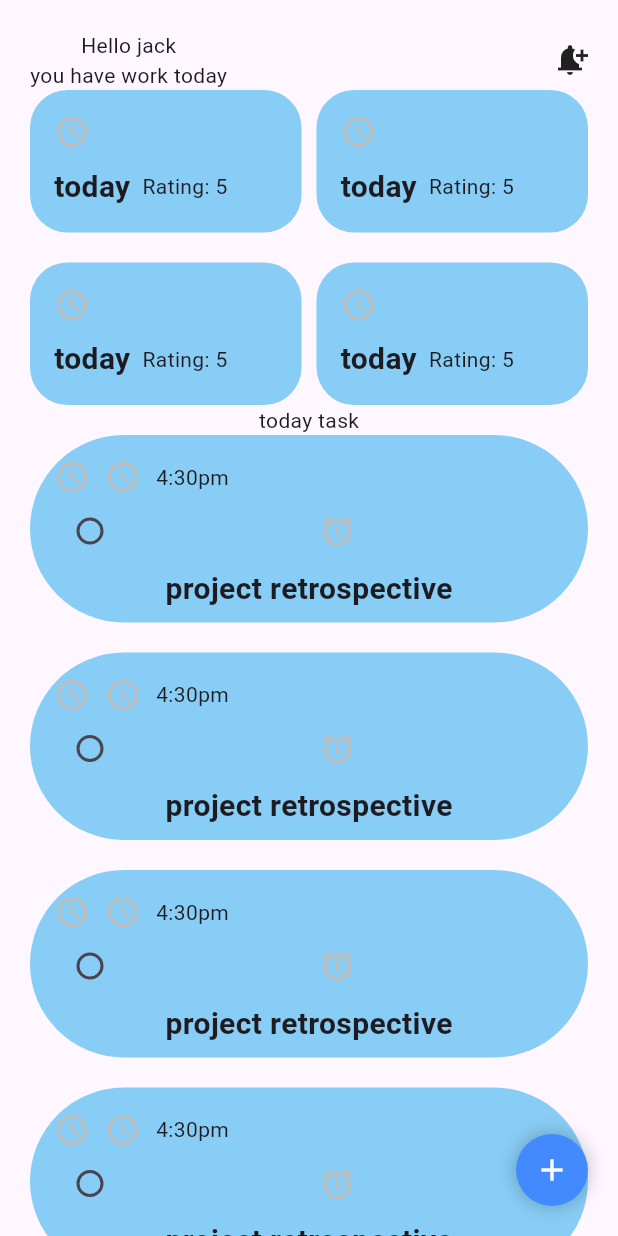
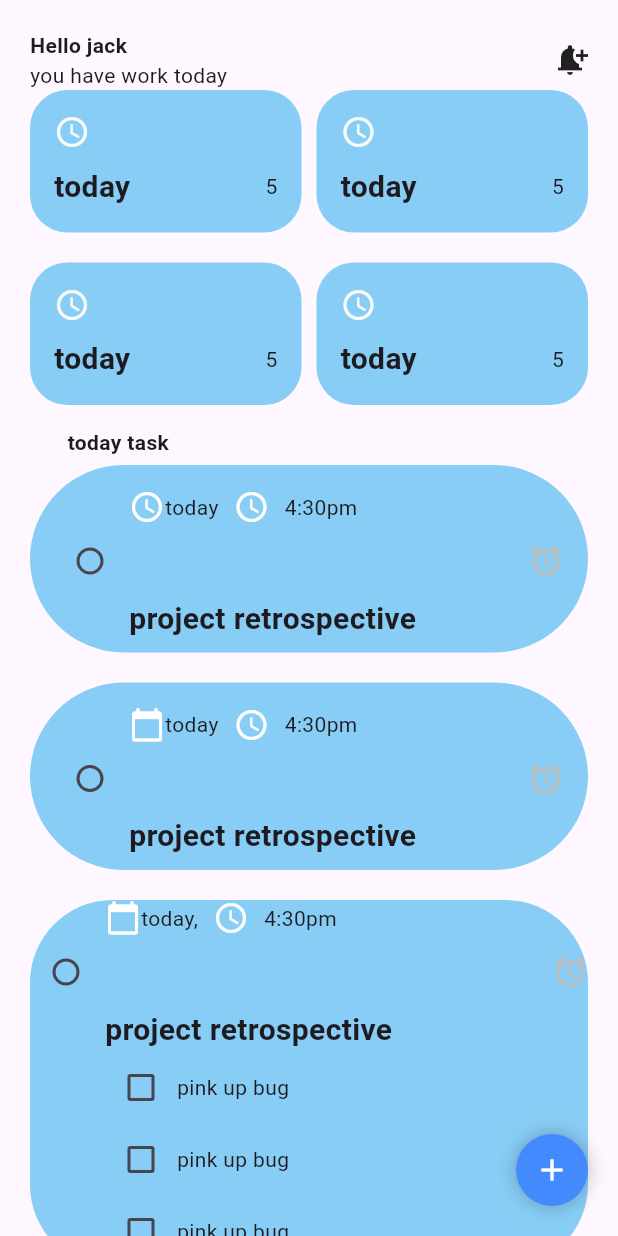
Before and after one commit to KALU56/friday_code_night, a Flutter app: the screen it shows after launch, on a phone screen of 412 x 824 dp. Run offline on Flutter 3.47's test engine with Material 3 defaults, Android fonts, the phone set to English and light mode, and no system bars; our stand-ins replace google_fonts.

Commit message:
feat: add check boxs,modfy padding all

```diff
--- a/todo/lib/screens/home.dart
+++ b/todo/lib/screens/home.dart
@@ -17,13 +17,17 @@ class _HomeState extends State<Home> {
         child:Padding(
           padding: const EdgeInsets.all(20.0),
           child: Column(
+            crossAxisAlignment: CrossAxisAlignment.start,
+            mainAxisAlignment: MainAxisAlignment.start,
+
             children: [
               Row(
                 mainAxisAlignment: MainAxisAlignment.spaceBetween,
                 children: [
                   Column(
+                    crossAxisAlignment: CrossAxisAlignment.start,
                     children: [
-                      Text('Hello jack'),
+                      Text('Hello jack',style: TextStyle(fontWeight: FontWeight.bold),),
                       Text('you have work today')
                     ],
                   ),
@@ -49,16 +53,17 @@ class _HomeState extends State<Home> {
                         child: Column(
                           crossAxisAlignment: CrossAxisAlignment.start,
                           children: [
-                             Icon(Icons.access_time, color: const Color.fromARGB(255, 189, 189, 188)),
+                             Icon(Icons.access_time, color: const Color.fromARGB(255, 250, 250, 248)),
                              SizedBox(height: 10),
                             Row(
+                              mainAxisAlignment: MainAxisAlignment.spaceBetween,
                               children: [
 
                                 Text("today", style: TextStyle(fontSize: 20, fontWeight: FontWeight.bold)),
 
 
                                 SizedBox(width: 8),
-                                Text("Rating: 5"),
+                                Text(" 5"),
                               ],
                             ),
                           ],
@@ -79,16 +84,17 @@ class _HomeState extends State<Home> {
                         child: Column(
                           crossAxisAlignment: CrossAxisAlignment.start,
                           children: [
-                             Icon(Icons.access_time, color: const Color.fromARGB(255, 189, 189, 188)),
+                             Icon(Icons.access_time, color: const Color.fromARGB(255, 250, 250, 248)),
                              SizedBox(height: 10),
                             Row(
+                              mainAxisAlignment: MainAxisAlignment.spaceBetween,
                               children: [
 
                                 Text("today", style: TextStyle(fontSize: 20, fontWeight: FontWeight.bold)),
 
 
                                 SizedBox(width: 8),
-                                Text("Rating: 5"),
+                                Text(" 5"),
                               ],
                             ),
                           ],
@@ -118,16 +124,17 @@ class _HomeState extends State<Home> {
                         child: Column(
                           crossAxisAlignment: CrossAxisAlignment.start,
                           children: [
-                             Icon(Icons.access_time, color: const Color.fromARGB(255, 189, 189, 188)),
+                             Icon(Icons.access_time, color: const Color.fromARGB(255, 250, 250, 248)),
                              SizedBox(height: 10),
                             Row(
+                              mainAxisAlignment: MainAxisAlignment.spaceBetween,
                               children: [
 
                                 Text("today", style: TextStyle(fontSize: 20, fontWeight: FontWeight.bold)),
 
 
-                                SizedBox(width: 8),
-                                Text("Rating: 5"),
+
+                                Text("5"),
                               ],
                             ),
                           ],
@@ -148,16 +155,17 @@ class _HomeState extends State<Home> {
                         child: Column(
                           crossAxisAlignment: CrossAxisAlignment.start,
                           children: [
-                             Icon(Icons.access_time, color: const Color.fromARGB(255, 189, 189, 188)),
+                             Icon(Icons.access_time, color: const Color.fromARGB(255, 250, 250, 248)),
                              SizedBox(height: 10),
                             Row(
+                              mainAxisAlignment: MainAxisAlignment.spaceBetween,
                               children: [
 
                                 Text("today", style: TextStyle(fontSize: 20, fontWeight: FontWeight.bold)),
 
 
-                                SizedBox(width: 8),
-                                Text("Rating: 5"),
+
+                                Text(" 5"),
                               ],
                             ),
                           ],
@@ -167,8 +175,12 @@ class _HomeState extends State<Home> {
 
                                   ],),
 
-
-                Text('today task'),
+               SizedBox(height: 15,),
+                Padding(
+                  padding: const EdgeInsets.only(left: 25),
+                  child: Text('today task',style: TextStyle(fontWeight: FontWeight.bold),),
+                ),
+                SizedBox(height: 5,),
                 Container(
                   padding: EdgeInsets.all(16),
 
@@ -179,15 +191,19 @@ class _HomeState extends State<Home> {
                         borderRadius: BorderRadius.circular(105),
                       ),
                       child: Column(
+                        crossAxisAlignment: CrossAxisAlignment.start,
                         mainAxisAlignment: MainAxisAlignment.spaceBetween,
                         children: [
 
 
-                          Row(
+                          Padding(
+                            padding: const EdgeInsets.only(left: 50),
+                            child: Row(
                               children: [
-                               Icon(Icons.access_time, color: const Color.fromARGB(255, 189, 189, 188)),
+                                 Icon(Icons.access_time, color: const Color.fromARGB(255, 255, 255, 255)),
+                                 Text('today'),
                                 SizedBox(width: 10),
-                            Icon(Icons.access_time, color: const Color.fromARGB(255, 189, 189, 188)),
+                                Icon(Icons.access_time, color: const Color.fromARGB(255, 253, 253, 252)),
                                 SizedBox(width: 10),
                                 Text('4:30pm')
 
@@ -195,8 +211,276 @@ class _HomeState extends State<Home> {
 
 
                             ),
+                          ),
                           Row(
                             mainAxisAlignment: MainAxisAlignment.spaceBetween,
+
+
+
+                            children: [
+                               Checkbox(
+                              value: isChecked,
+                              onChanged: (bool? newValue) {
+                              setState(() {
+                                isChecked = newValue!;
+                              });
+                              },
+                              shape: RoundedRectangleBorder(
+                              borderRadius: BorderRadius.circular(50), ),
+
+                            ),
+                              Icon(Icons.access_alarm, color: const Color.fromARGB(255, 189, 189, 188)),
+
+                            ],
+                          ),
+
+
+
+                              Padding(
+                                padding: const EdgeInsets.only(left: 50),
+
+                                child: Text("project retrospective", style: TextStyle(fontSize: 20, fontWeight: FontWeight.bold)),
+                              ),
+
+
+                        ],
+                      ),
+
+
+
+
+
+
+                ),/////#1
+                     SizedBox(height: 20),
+                       Container(
+                        padding: EdgeInsets.all(16),
+
+                            height: 125,
+                            width: double.infinity,
+                            decoration: BoxDecoration(
+                              color: Color.fromARGB(255, 136, 205, 245),
+                              borderRadius: BorderRadius.circular(105),
+                            ),
+                            child: Column(
+                              crossAxisAlignment: CrossAxisAlignment.start,
+                              mainAxisAlignment: MainAxisAlignment.spaceBetween,
+                              children: [
+
+
+                                Padding(
+                                  padding: const EdgeInsets.only(left: 50),
+                                  child: Row(
+                                    children: [
+                                      Icon(Icons.calendar_today, color: const Color.fromARGB(255, 255, 255, 255)),
+                                      Text('today'),
+                                      SizedBox(width: 10),
+                                      Icon(Icons.access_time, color: const Color.fromARGB(255, 253, 253, 252)),
+                                      SizedBox(width: 10),
+                                      Text('4:30pm')
+
+                                    ]
+
+
+                                  ),
+                                ),
+                                Row(
+                                  mainAxisAlignment: MainAxisAlignment.spaceBetween,
+
+
+
+                                  children: [
+                                    Checkbox(
+                                    value: isChecked,
+                                    onChanged: (bool? newValue) {
+                                    setState(() {
+                                      isChecked = newValue!;
+                                    });
+                                    },
+                                    shape: RoundedRectangleBorder(
+                                    borderRadius: BorderRadius.circular(50), ),
+
+                                  ),
+                                    Icon(Icons.access_alarm, color: const Color.fromARGB(255, 189, 189, 188)),
+
+                                  ],
+                                ),
+
+
+
+                                    Padding(
+                                      padding: const EdgeInsets.only(left: 50),
+
+                                      child: Text("project retrospective", style: TextStyle(fontSize: 20, fontWeight: FontWeight.bold)),
+                                    ),
+
+
+                              ],
+                            ),
+
+
+
+
+
+
+                ),/////#2
+                SizedBox(height: 20),
+                       Container(
+
+
+                      // height: 255,
+                      width: double.infinity,
+                      decoration: BoxDecoration(
+                        color: Color.fromARGB(255, 136, 205, 245),
+                        borderRadius: BorderRadius.circular(55),
+                      ),
+                      child: Column(
+                        crossAxisAlignment: CrossAxisAlignment.start,
+                        mainAxisAlignment: MainAxisAlignment.spaceBetween,
+                        children: [
+
+
+                          Padding(
+                            padding: const EdgeInsets.only(left: 50),
+                            child: Row(
+                              children: [
+                                 Icon(Icons.calendar_today, color: const Color.fromARGB(255, 255, 255, 253)),
+                                 Text('today,'),
+                             SizedBox(width: 10),
+                              Icon(Icons.access_time, color: const Color.fromARGB(255, 253, 253, 252)),
+                             SizedBox(width: 10),
+                             Text('4:30pm')
+
+                              ]
+
+
+                            ),
+                          ),
+                          Row(
+                            mainAxisAlignment: MainAxisAlignment.spaceBetween,
+
+
+
+                            children: [
+                               Checkbox(
+                              value: isChecked,
+                              onChanged: (bool? newValue) {
+                              setState(() {
+                                isChecked = newValue!;
+                              });
+                              },
+                              shape: RoundedRectangleBorder(
+                              borderRadius: BorderRadius.circular(50), ),
+
+                            ),
+                              Icon(Icons.access_alarm, color: const Color.fromARGB(255, 189, 189, 188)),
+
+                            ],
+                          ),
+
+
+
+                              Padding(
+                                padding: const EdgeInsets.only(left: 50),
+
+                                child: Text("project retrospective", style: TextStyle(fontSize: 20, fontWeight: FontWeight.bold)),
+                              ),
+                              Padding(
+                                padding: const EdgeInsets.only(left: 50),
+                                child: Column(
+                                  children: [
+                                    Row(
+                                     children: [
+                                           Checkbox(
+                                              value: isChecked,
+                                              onChanged: (bool? newValue) {
+                                              setState(() {
+                                                isChecked = newValue!;
+                                              });
+                                              },
+                                              ),
+                                            Text('pink up bug')
+
+                                      ],
+                                    ),
+                                    Row(
+                                     children: [
+                                           Checkbox(
+                                              value: isChecked,
+                                              onChanged: (bool? newValue) {
+                                              setState(() {
+                                                isChecked = newValue!;
+                                              });
+                                              },
+                                              ),
+                                            Text('pink up bug')
+
+                                      ],
+                                    ),
+                                    Row(
+                                     children: [
+                                           Checkbox(
+                                              value: isChecked,
+                                              onChanged: (bool? newValue) {
+                                              setState(() {
+                                                isChecked = newValue!;
+                                              });
+                                              },
+                                              ),
+                                            Text('pink up bug')
+
+                                      ],
+                                    ),
+                                  ],
+                                ),
+                              )
+
+
+                        ],
+                      ),
+
+
+
+
+
+
+                ),/////#3
+
+                SizedBox(height: 20),
+                      Container(
+                  padding: EdgeInsets.all(16),
+
+                      height: 125,
+                      width: double.infinity,
+                      decoration: BoxDecoration(
+                        color: Color.fromARGB(255, 136, 205, 245),
+                        borderRadius: BorderRadius.circular(105),
+                      ),
+                      child: Column(
+                        crossAxisAlignment: CrossAxisAlignment.start,
+                        mainAxisAlignment: MainAxisAlignment.spaceBetween,
+                        children: [
+
+
+                          Padding(
+                            padding: const EdgeInsets.only(left: 50),
+                            child: Row(
+                              children: [
+                                  Icon(Icons.calendar_today, color: const Color.fromARGB(255, 255, 255, 255)),
+                                 Text('today'),
+                                SizedBox(width: 10),
+                                Icon(Icons.access_time, color: const Color.fromARGB(255, 253, 253, 252)),
+                                SizedBox(width: 10),
+                                Text('4:30pm')
+
+                              ]
+
+
+                            ),
+                          ),
+                          Row(
+                            mainAxisAlignment: MainAxisAlignment.spaceBetween,
+
 
 
                             children: [
@@ -218,194 +502,11 @@ class _HomeState extends State<Home> {
 
 
 
-                              Text("project retrospective", style: TextStyle(fontSize: 20, fontWeight: FontWeight.bold)),
+                              Padding(
+                                padding: const EdgeInsets.only(left: 50),
 
-
-                        ],
+                                child: Text("project retrospective", style: TextStyle(fontSize: 20, fontWeight: FontWeight.bold)),
                               ),
-
-
-
-
-
-
-                ),/////#1
-                SizedBox(height: 20),
-                      Container(
-                  padding: EdgeInsets.all(16),
-                      height: 125,
-                      width: double.infinity,
-                      decoration: BoxDecoration(
-                        color: Color.fromARGB(255, 136, 205, 245),
-                        borderRadius: BorderRadius.circular(105),
-                      ),
-
-                      child: Column(
-                        mainAxisAlignment: MainAxisAlignment.spaceBetween,
-                        children: [
-
-
-                          Row(
-                            children: [
-                               Icon(Icons.access_time, color: const Color.fromARGB(255, 189, 189, 188)),
-                           SizedBox(width: 10),
-                            Icon(Icons.access_time, color: const Color.fromARGB(255, 189, 189, 188)),
-                           SizedBox(width: 10),
-                           Text('4:30pm')
-
-                            ]
-
-
-                          ),
-                          Row(
-                            mainAxisAlignment: MainAxisAlignment.spaceBetween,
-
-
-                            children: [
-                               Checkbox(
-                              value: isChecked,
-                              onChanged: (bool? newValue) {
-                              setState(() {
-                                isChecked = newValue!;
-                              });
-                              },
-                              shape: RoundedRectangleBorder(
-                              borderRadius: BorderRadius.circular(50), ),
-
-                            ),
-                              Icon(Icons.access_alarm, color: const Color.fromARGB(255, 189, 189, 188)),
-                           SizedBox(width: 10),
-                            ],
-                          ),
-
-
-
-                              Text("project retrospective", style: TextStyle(fontSize: 20, fontWeight: FontWeight.bold)),
-
-
-                        ],
-                      ),
-
-
-
-
-
-
-                ),/////#2
-                SizedBox(height: 20),
-                      Container(
-                  padding: EdgeInsets.all(16),
-                                          height: 125,
-                      width: double.infinity,
-                      decoration: BoxDecoration(
-                        color: Color.fromARGB(255, 136, 205, 245),
-                       borderRadius: BorderRadius.circular(105),
-                      ),
-
-                      child: Column(
-                        mainAxisAlignment: MainAxisAlignment.spaceBetween,
-                        children: [
-
-
-                          Row(
-                            children: [
-                               Icon(Icons.access_time, color: const Color.fromARGB(255, 189, 189, 188)),
-                           SizedBox(width: 10),
-                            Icon(Icons.access_time, color: const Color.fromARGB(255, 189, 189, 188)),
-                           SizedBox(width: 10),
-                           Text('4:30pm')
-
-                            ]
-
-
-                          ),
-                          Row(
-                            mainAxisAlignment: MainAxisAlignment.spaceBetween,
-
-
-                            children: [
-                               Checkbox(
-                              value: isChecked,
-                              onChanged: (bool? newValue) {
-                              setState(() {
-                                isChecked = newValue!;
-                              });
-                              },
-                              shape: RoundedRectangleBorder(
-                              borderRadius: BorderRadius.circular(50), ),
-
-                            ),
-                              Icon(Icons.access_alarm, color: const Color.fromARGB(255, 189, 189, 188)),
-                           SizedBox(width: 10),
-                            ],
-                          ),
-
-
-
-                              Text("project retrospective", style: TextStyle(fontSize: 20, fontWeight: FontWeight.bold)),
-
-
-                        ],
-                      ),
-
-
-
-
-
-
-                ),/////#3
-
-                SizedBox(height: 20),
-                      Container(
-                  padding: EdgeInsets.all(16),
-                                         height: 125,
-                      width: double.infinity,
-                      decoration: BoxDecoration(
-                        color: Color.fromARGB(255, 136, 205, 245),
-                       borderRadius: BorderRadius.circular(105),
-                      ),
-
-                      child: Column(
-                        mainAxisAlignment: MainAxisAlignment.spaceBetween,
-                        children: [
-
-
-                          Row(
-                            children: [
-                               Icon(Icons.access_time, color: const Color.fromARGB(255, 189, 189, 188)),
-                           SizedBox(width: 10),
-                            Icon(Icons.access_time, color: const Color.fromARGB(255, 189, 189, 188)),
-                           SizedBox(width: 10),
-                           Text('4:30pm')
-
-                            ]
-
-
-                          ),
-                          Row(
-                            mainAxisAlignment: MainAxisAlignment.spaceBetween,
-
-
-                            children: [
-                               Checkbox(
-                              value: isChecked,
-                              onChanged: (bool? newValue) {
-                              setState(() {
-                                isChecked = newValue!;
-                              });
-                              },
-                              shape: RoundedRectangleBorder(
-                              borderRadius: BorderRadius.circular(50), ),
-
-                            ),
-                              Icon(Icons.access_alarm, color: const Color.fromARGB(255, 189, 189, 188)),
-                           SizedBox(width: 10),
-                            ],
-                          ),
-
-
-
-                              Text("project retrospective", style: TextStyle(fontSize: 20, fontWeight: FontWeight.bold)),
 
 
                         ],
@@ -418,83 +519,6 @@ class _HomeState extends State<Home> {
 
                 ),/////#4
                 SizedBox(height: 20),
-                      Container(
-                  padding: EdgeInsets.all(16),
-                      height: 125,
-                      width: double.infinity,
-                      decoration: BoxDecoration(
-                        color: Color.fromARGB(255, 136, 205, 245),
-                       borderRadius: BorderRadius.circular(105),
-                      ),
-
-                      child: Column(
-                        mainAxisAlignment: MainAxisAlignment.spaceBetween,
-                        children: [
-
-
-                          Row(
-                            children: [
-                               Icon(Icons.access_time, color: const Color.fromARGB(255, 189, 189, 188)),
-                           SizedBox(width: 10),
-                            Icon(Icons.access_time, color: const Color.fromARGB(255, 189, 189, 188)),
-                           SizedBox(width: 10),
-                           Text('4:30pm')
-
-                            ]
-
-
-                          ),
-                          Row(
-                            mainAxisAlignment: MainAxisAlignment.spaceBetween,
-
-
-                            children: [
-                               Checkbox(
-                              value: isChecked,
-                              onChanged: (bool? newValue) {
-                              setState(() {
-                                isChecked = newValue!;
-                              });
-                              },
-                              shape: RoundedRectangleBorder(
-                              borderRadius: BorderRadius.circular(50), ),
-
-                            ),
-                              Icon(Icons.access_alarm, color: const Color.fromARGB(255, 189, 189, 188)),
-                           SizedBox(width: 10),
-                            ],
-                          ),
-
-
-
-                              Text("project retrospective", style: TextStyle(fontSize: 20, fontWeight: FontWeight.bold)),
-
-
-
-
-
-                        ],
-                      ),
-
-
-
-
-
-
-                ),/////#5
-
-
-
-
-
-
-
-
-
-
-
-
-
 
 
             ],
@@ -517,7 +541,7 @@ class _HomeState extends State<Home> {
                   child: IconButton(
                     icon: Icon(Icons.add, color: Colors.white),
                     onPressed: () {
-              // handle add button press here
+
                     },
                   ),
                 ),
```
Lines whose indentation alone changed are shown as unchanged.
